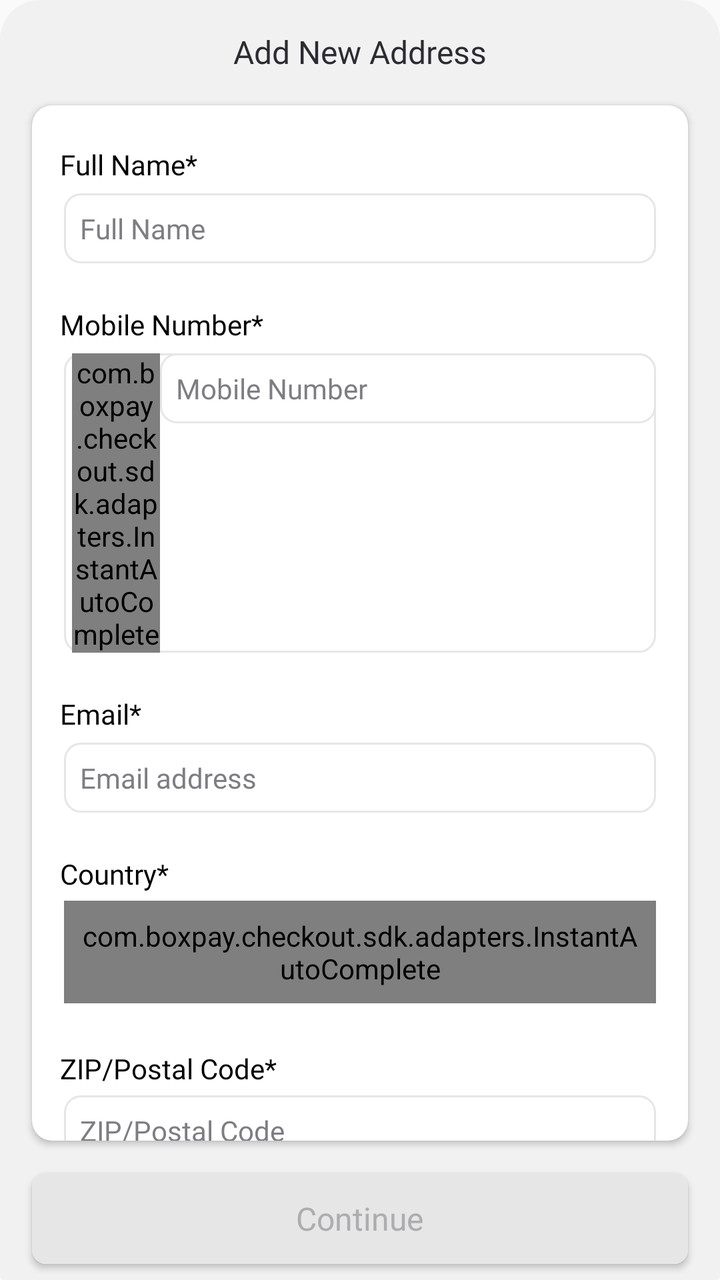
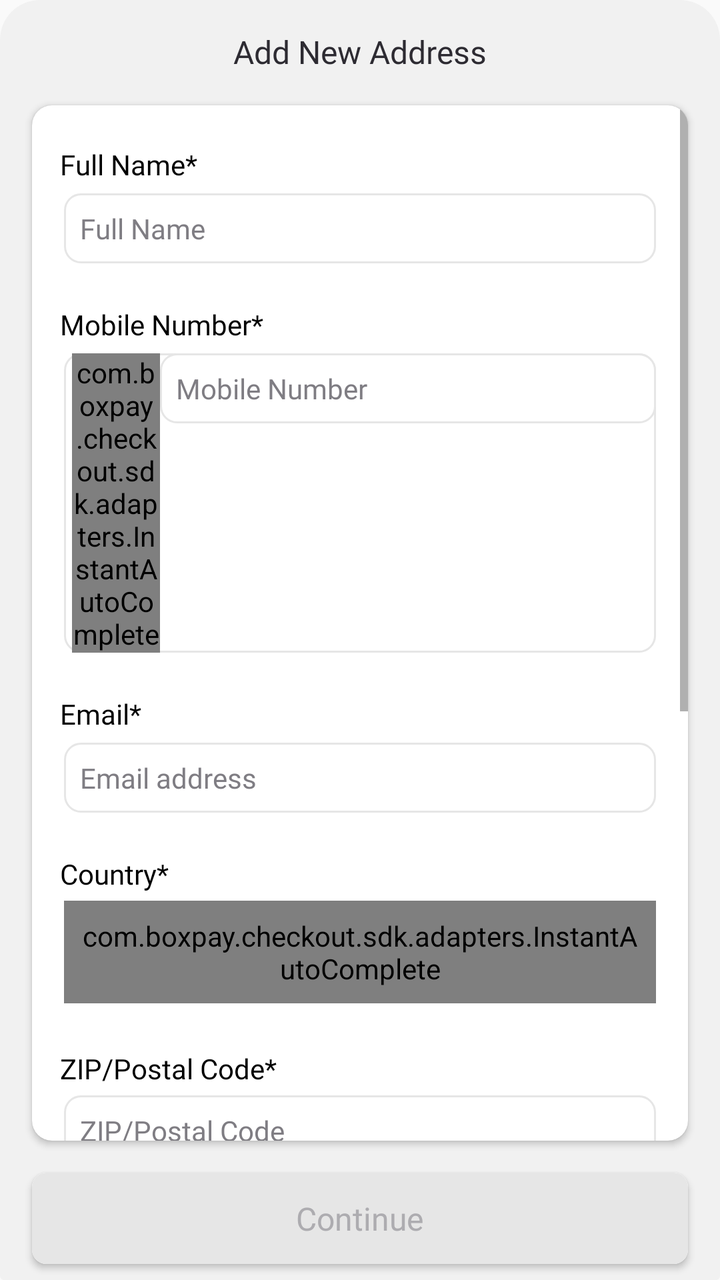

Compare the two renders of this Android layout. The source of the first and the diff that turns it into the second are given below.
<!-- AndroidManifest.xml: application theme AppTheme -->
<!-- res/layout/fragment_delivery_address_bottom_sheet.xml -->
<?xml version="1.0" encoding="utf-8"?>
<androidx.coordinatorlayout.widget.CoordinatorLayout xmlns:android="http://schemas.android.com/apk/res/android"
    xmlns:app="http://schemas.android.com/apk/res-auto"
    xmlns:tools="http://schemas.android.com/tools"
    android:layout_width="match_parent"
    android:layout_height="match_parent">

    <LinearLayout
        android:id="@+id/frameLayout1"
        android:layout_width="match_parent"
        android:layout_height="match_parent"
        android:orientation="vertical">


        <androidx.constraintlayout.widget.ConstraintLayout
            android:id="@+id/constraintLayout123"
            android:layout_width="match_parent"
            android:layout_height="match_parent"
            android:background="@drawable/bottom_sheet_bg">


            <TextView
                android:id="@+id/textView"
                android:layout_width="wrap_content"
                android:layout_height="wrap_content"
                android:layout_marginTop="15dp"
                android:fontFamily="@font/poppins_bold"
                android:text="Add New Address"
                android:textColor="#2D2B32"
                android:textSize="16sp"
                app:layout_constraintEnd_toEndOf="parent"
                app:layout_constraintStart_toStartOf="parent"
                app:layout_constraintTop_toTopOf="parent" />


            <LinearLayout
                android:id="@+id/backButton"
                android:layout_width="36dp"
                android:layout_height="36dp"
                android:layout_marginStart="16dp"
                android:layout_marginTop="10dp"
                android:gravity="center"
                android:orientation="vertical"
                app:layout_constraintStart_toStartOf="parent"
                app:layout_constraintTop_toTopOf="parent"
                android:visibility="gone">
                <ImageView
                    android:layout_width="match_parent"
                    android:layout_height="wrap_content"
                    android:src="@drawable/chevron_left" />
            </LinearLayout>


            <androidx.cardview.widget.CardView
                android:id="@+id/cardView"
                android:layout_width="match_parent"
                android:layout_height="match_parent"
                android:layout_marginStart="16dp"
                android:layout_marginTop="16dp"
                android:layout_marginEnd="16dp"
                android:layout_marginBottom="16dp"
                app:cardBackgroundColor="@android:color/white"
                app:cardCornerRadius="10dp"
                app:layout_constraintEnd_toEndOf="parent"
                app:layout_constraintStart_toStartOf="parent"
                app:layout_constraintTop_toBottomOf="@+id/textView"
                app:layout_constraintBottom_toTopOf="@id/proceedButton"
                app:layout_constrainedHeight="true">

                <androidx.core.widget.NestedScrollView
                    android:layout_width="match_parent"
                    android:layout_height="match_parent">


                    <androidx.constraintlayout.widget.ConstraintLayout
                        android:layout_width="match_parent"
                        android:layout_height="wrap_content"
                        android:animateLayoutChanges="true"
                        android:paddingStart="14dp"
                        android:paddingTop="20dp"
                        android:paddingEnd="14dp"
                        android:paddingBottom="30dp">

                        <LinearLayout
                            android:id="@id/fullNameLayout"
                            android:layout_width="match_parent"
                            android:layout_height="wrap_content"
                            android:orientation="vertical"
                            app:layout_constraintStart_toStartOf="parent"
                            app:layout_constraintTop_toTopOf="parent">

                        <TextView
                            android:id="@+id/fullNameTextView"
                            android:layout_width="wrap_content"
                            android:layout_height="wrap_content"
                            android:fontFamily="@font/poppins"
                            android:gravity="center_vertical"
                            android:lineSpacingExtra="-1sp"
                            android:text="Full Name*"
                            android:textColor="@android:color/black" />

                        <EditText
                            android:id="@+id/fullNameEditText"
                            android:layout_width="match_parent"
                            android:layout_height="wrap_content"
                            android:layout_marginTop="5dp"
                            android:layout_marginStart="2dp"
                            android:layout_marginEnd="2dp"
                            android:background="@drawable/edittext_bg"
                            android:fontFamily="@font/poppins"
                            android:gravity="center_vertical"
                            android:hint="Full Name"
                            android:inputType="text"
                            android:padding="8dp"
                            android:textColor="#000000"
                            android:textColorHint="#7F7D83"
                            android:textSize="14sp"
                            tools:ignore="TouchTargetSizeCheck" />

                        <TextView
                            android:id="@+id/fullNameErrorTex"
                            android:layout_width="wrap_content"
                            android:layout_height="wrap_content"
                            android:layout_marginTop="2dp"
                            android:fontFamily="@font/poppins"
                            android:gravity="center_vertical"
                            android:lineSpacingExtra="-1sp"
                            android:text="Required"
                            android:visibility="invisible"
                            android:textColor="#ffff4d4f" />
                        </LinearLayout>


                        <LinearLayout
                            android:id="@id/mobileNumberLayout"
                            android:layout_width="match_parent"
                            android:orientation="vertical"
                            android:layout_height="match_parent"
                            app:layout_constraintStart_toStartOf="parent"
                            app:layout_constraintTop_toBottomOf="@+id/fullNameLayout">
                            <TextView
                                android:id="@+id/mobileNumberTextView"
                                android:layout_width="wrap_content"
                                android:layout_height="wrap_content"
                                android:fontFamily="@font/poppins"
                                android:gravity="center_vertical"
                                android:lineSpacingExtra="-1sp"
                                android:text="Mobile Number*"
                                android:textColor="@android:color/black" />

                            <LinearLayout
                                android:id="@+id/mobileNumberLinearLayout"
                                android:layout_width="match_parent"
                                android:layout_height="wrap_content"
                                android:layout_marginTop="5dp"
                                android:layout_marginStart="2dp"
                                android:layout_marginEnd="2dp"
                                android:background="@drawable/edittext_bg">

                                <com.boxpay.checkout.sdk.adapters.InstantAutoComplete
                                    android:id="@+id/spinner_dial_codes"
                                    android:layout_width="44dp"
                                    android:layout_height="wrap_content"
                                    android:layout_gravity="center"
                                    android:layout_marginStart="4dp"
                                    android:background="#ffffffff"
                                    android:inputType="number"
                                    android:textSize="14sp"
                                    tools:ignore="TouchTargetSizeCheck" />

                                <EditText
                                    android:id="@+id/mobileNumberEditText"
                                    android:layout_width="match_parent"
                                    android:layout_height="wrap_content"
                                    android:background="@drawable/edittext_bg"
                                    android:fontFamily="@font/poppins"
                                    android:gravity="center_vertical"
                                    android:hint="Mobile Number"
                                    android:inputType="phone"
                                    android:padding="8dp"
                                    android:textColor="#000000"
                                    android:textColorHint="#7F7D83"
                                    android:textSize="14sp"
                                    tools:ignore="TouchTargetSizeCheck" />
                            </LinearLayout>

                            <TextView
                                android:id="@+id/mobileErrorText"
                                android:layout_width="wrap_content"
                                android:layout_height="wrap_content"
                                android:layout_marginTop="2dp"
                                android:fontFamily="@font/poppins"
                                android:gravity="center_vertical"
                                android:lineSpacingExtra="-1sp"
                                android:text="Mobile Number length is not correct"
                                android:visibility="invisible"
                                android:textColor="#ffff4d4f"/>

                        </LinearLayout>

                        <LinearLayout
                            android:id="@+id/emailLayout"
                            android:layout_width="match_parent"
                            android:orientation="vertical"
                            android:layout_height="match_parent"
                            app:layout_constraintStart_toStartOf="parent"
                            app:layout_constraintTop_toBottomOf="@+id/mobileNumberLayout" >

                            <TextView
                                android:id="@+id/emailTextView"
                                android:layout_width="wrap_content"
                                android:layout_height="wrap_content"
                                android:fontFamily="@font/poppins"
                                android:gravity="center_vertical"
                                android:lineSpacingExtra="-1sp"
                                android:text="Email*"
                                android:textColor="@android:color/black" />

                            <EditText
                                android:id="@+id/emailEditText"
                                android:layout_width="match_parent"
                                android:layout_height="wrap_content"
                                android:layout_marginTop="5dp"
                                android:background="@drawable/edittext_bg"
                                android:fontFamily="@font/poppins"
                                android:gravity="center_vertical"
                                android:layout_marginStart="2dp"
                                android:layout_marginEnd="2dp"
                                android:hint="Email address"
                                android:inputType="text"
                                android:padding="8dp"
                                android:textColor="#000000"
                                android:textColorHint="#7F7D83"
                                android:textSize="14sp"
                                tools:ignore="TouchTargetSizeCheck" />

                            <TextView
                                android:id="@+id/emailErrorText"
                                android:layout_width="wrap_content"
                                android:layout_height="wrap_content"
                                android:layout_marginTop="2dp"
                                android:fontFamily="@font/poppins"
                                android:gravity="center_vertical"
                                android:lineSpacingExtra="-1sp"
                                android:text="Invalid Email Id"
                                android:visibility="invisible"
                                android:textColor="#ffff4d4f" />
                        </LinearLayout>

                        <LinearLayout
                            android:id="@+id/addressLayout"
                            android:layout_width="match_parent"
                            android:layout_height="match_parent"
                            android:orientation="vertical"
                            android:textColor="@android:color/black"
                            app:layout_constraintStart_toStartOf="parent"
                            app:layout_constraintTop_toBottomOf="@+id/emailLayout" >
                            <TextView
                                android:id="@+id/countryTextView"
                                android:layout_width="wrap_content"
                                android:layout_height="wrap_content"
                                android:fontFamily="@font/poppins"
                                android:gravity="center_vertical"
                                android:lineSpacingExtra="-1sp"
                                android:text="Country*"
                                android:textColor="@android:color/black"/>

                            <com.boxpay.checkout.sdk.adapters.InstantAutoComplete
                                android:id="@+id/countryEditText"
                                android:layout_width="match_parent"
                                android:layout_height="wrap_content"
                                android:layout_marginTop="4dp"
                                android:background="@drawable/edittext_bg"
                                android:fontFamily="@font/poppins"
                                android:gravity="center_vertical"
                                android:layout_marginStart="2dp"
                                android:layout_marginEnd="2dp"
                                android:hint="Country"
                                android:inputType="text"
                                android:padding="8dp"
                                android:textColor="#000000"
                                android:textColorHint="#7F7D83"
                                android:textSize="14sp"
                                tools:ignore="TouchTargetSizeCheck" />

                            <TextView
                                android:id="@+id/countryErrorText"
                                android:layout_width="wrap_content"
                                android:layout_height="wrap_content"
                                android:layout_marginTop="2dp"
                                android:fontFamily="@font/poppins"
                                android:gravity="center_vertical"
                                android:lineSpacingExtra="-1sp"
                                android:text="Required"
                                android:visibility="invisible"
                                android:textColor="#ffff4d4f"/>

                            <TextView
                                android:id="@+id/postalCodeTextView"
                                android:layout_width="wrap_content"
                                android:layout_height="wrap_content"
                                android:layout_marginTop="2dp"
                                android:fontFamily="@font/poppins"
                                android:gravity="center_vertical"
                                android:lineSpacingExtra="-1sp"
                                android:text="ZIP/Postal Code*"
                                android:textColor="@android:color/black"/>

                            <EditText
                                android:id="@+id/postalCodeEditText"
                                android:layout_width="match_parent"
                                android:layout_height="wrap_content"
                                android:layout_marginTop="4dp"
                                android:background="@drawable/edittext_bg"
                                android:fontFamily="@font/poppins"
                                android:gravity="center_vertical"
                                android:layout_marginStart="2dp"
                                android:layout_marginEnd="2dp"
                                android:hint="ZIP/Postal Code"
                                android:inputType="number"
                                android:padding="8dp"
                                android:textColor="#000000"
                                android:textColorHint="#7F7D83"
                                android:textSize="14sp"
                                tools:ignore="TouchTargetSizeCheck" />

                            <TextView
                                android:id="@+id/postalCodeErrorText"
                                android:layout_width="wrap_content"
                                android:layout_height="wrap_content"
                                android:layout_marginTop="2dp"
                                android:fontFamily="@font/poppins"
                                android:gravity="center_vertical"
                                android:lineSpacingExtra="-1sp"
                                android:text="Invalid Postal Code"
                                android:visibility="invisible"
                                android:textColor="#ffff4d4f"/>


                            <TextView
                                android:id="@+id/stateTextView"
                                android:layout_width="wrap_content"
                                android:layout_height="wrap_content"
                                android:layout_marginTop="2dp"
                                android:fontFamily="@font/poppins"
                                android:gravity="center_vertical"
                                android:lineSpacingExtra="-1sp"
                                android:text="State*"
                                android:textColor="@android:color/black"/>
                            <EditText
                                android:id="@+id/stateEditText"
                                android:layout_width="match_parent"
                                android:layout_height="wrap_content"
                                android:layout_marginTop="4dp"
                                android:background="@drawable/edittext_bg"
                                android:fontFamily="@font/poppins"
                                android:gravity="center_vertical"
                                android:hint="State"
                                android:layout_marginStart="2dp"
                                android:layout_marginEnd="2dp"
                                android:inputType="text"
                                android:padding="8dp"
                                android:textColor="#000000"
                                android:textColorHint="#7F7D83"
                                android:textSize="14sp"
                                tools:ignore="TouchTargetSizeCheck" />

                            <TextView
                                android:id="@+id/stateErrorText"
                                android:layout_width="wrap_content"
                                android:layout_height="wrap_content"
                                android:layout_marginTop="2dp"
                                android:fontFamily="@font/poppins"
                                android:gravity="center_vertical"
                                android:lineSpacingExtra="-1sp"
                                android:text="Required"
                                android:visibility="invisible"
                                android:textColor="#ffff4d4f" />


                            <TextView
                                android:id="@+id/cityTextView"
                                android:layout_width="wrap_content"
                                android:layout_height="wrap_content"
                                android:layout_marginTop="2dp"
                                android:fontFamily="@font/poppins"
                                android:gravity="center_vertical"
                                android:lineSpacingExtra="-1sp"
                                android:text="City*"
                                android:textColor="@android:color/black"/>

                            <EditText
                                android:id="@+id/cityEditText"
                                android:layout_width="match_parent"
                                android:layout_height="wrap_content"
                                android:layout_marginTop="4dp"
                                android:background="@drawable/edittext_bg"
                                android:fontFamily="@font/poppins"
                                android:gravity="center_vertical"
                                android:hint="City"
                                android:layout_marginStart="2dp"
                                android:layout_marginEnd="2dp"
                                android:inputType="text"
                                android:padding="8dp"
                                android:textColor="#000000"
                                android:textColorHint="#7F7D83"
                                android:textSize="14sp"
                                tools:ignore="TouchTargetSizeCheck" />

                            <TextView
                                android:id="@+id/cityErrortext"
                                android:layout_width="wrap_content"
                                android:layout_height="wrap_content"
                                android:layout_marginTop="2dp"
                                android:fontFamily="@font/poppins"
                                android:gravity="center_vertical"
                                android:lineSpacingExtra="-1sp"
                                android:text="Required"
                                android:visibility="invisible"
                                android:textColor="#ffff4d4f" />

                            <TextView
                                android:id="@+id/addressTextView"
                                android:layout_width="wrap_content"
                                android:layout_height="wrap_content"
                                android:layout_marginTop="2dp"
                                android:fontFamily="@font/poppins"
                                android:gravity="center_vertical"
                                android:lineSpacingExtra="-1sp"
                                android:text="House number, Apartment *"
                                android:textColor="@android:color/black"/>

                            <EditText
                                android:id="@+id/addressEditText1"
                                android:layout_width="match_parent"
                                android:layout_height="wrap_content"
                                android:layout_marginTop="4dp"
                                android:background="@drawable/edittext_bg"
                                android:fontFamily="@font/poppins"
                                android:gravity="center_vertical"
                                android:hint="House number, Apartment "
                                android:inputType="text"
                                android:layout_marginStart="2dp"
                                android:layout_marginEnd="2dp"
                                android:padding="8dp"
                                android:textColor="#000000"
                                android:textColorHint="#7F7D83"
                                android:textSize="14sp"
                                tools:ignore="TouchTargetSizeCheck" />

                            <TextView
                                android:id="@+id/address1ErrorText"
                                android:layout_width="wrap_content"
                                android:layout_height="wrap_content"
                                android:layout_marginTop="2dp"
                                android:fontFamily="@font/poppins"
                                android:gravity="center_vertical"
                                android:lineSpacingExtra="-1sp"
                                android:text="Required"
                                android:visibility="invisible"
                                android:textColor="#ffff4d4f" />

                            <LinearLayout
                                android:layout_width="match_parent"
                                android:layout_height="match_parent"
                                android:layout_marginTop="2dp"
                                android:orientation="horizontal">
                                <TextView
                                    android:id="@+id/addressTextView2"
                                    android:layout_width="wrap_content"
                                    android:layout_height="wrap_content"
                                    android:fontFamily="@font/poppins"
                                    android:gravity="center_vertical"
                                    android:lineSpacingExtra="-1sp"
                                    android:text="Area, Colony, Street, Sector "
                                    android:textColor="@android:color/black" />

                                <TextView
                                    android:id="@+id/addressTextViewOptional2"
                                    android:layout_width="wrap_content"
                                    android:layout_height="wrap_content"
                                    android:fontFamily="@font/poppins"
                                    android:gravity="center_vertical"
                                    android:lineSpacingExtra="-1sp"
                                    android:text="(optional)"
                                    android:textColor="#80323232" />
                            </LinearLayout>

                            <EditText
                                android:id="@+id/addressEditText2"
                                android:layout_width="match_parent"
                                android:layout_height="wrap_content"
                                android:layout_marginTop="4dp"
                                android:background="@drawable/edittext_bg"
                                android:fontFamily="@font/poppins"
                                android:gravity="center_vertical"
                                android:hint="Area, Colony, Street, Sector"
                                android:inputType="text"
                                android:padding="8dp"
                                android:layout_marginStart="2dp"
                                android:layout_marginEnd="2dp"
                                android:textColor="#000000"
                                android:textColorHint="#7F7D83"
                                android:textSize="14sp"
                                tools:ignore="TouchTargetSizeCheck" />
                        </LinearLayout>

                    </androidx.constraintlayout.widget.ConstraintLayout>
                </androidx.core.widget.NestedScrollView>
            </androidx.cardview.widget.CardView>


            <androidx.cardview.widget.CardView
                android:id="@+id/proceedButton"
                android:layout_width="match_parent"
                android:layout_height="wrap_content"
                android:layout_marginStart="16dp"
                android:layout_marginTop="20dp"
                android:layout_marginEnd="16dp"
                android:layout_marginBottom="8dp"
                android:clickable="true"
                app:cardCornerRadius="7dp"
                app:layout_constraintBottom_toBottomOf="parent"
                app:layout_constraintEnd_toEndOf="parent"
                app:layout_constraintStart_toStartOf="parent">

                <RelativeLayout
                    android:id="@+id/proceedButtonRelativeLayout"
                    android:layout_width="match_parent"
                    android:layout_height="wrap_content"
                    android:background="@drawable/disable_button_bg"
                    android:padding="12dp">

                    <ProgressBar
                        android:id="@+id/progressBar"
                        android:layout_width="15dp"
                        android:layout_height="15dp"
                        android:layout_centerInParent="true"
                        android:indeterminateDrawable="@drawable/loader_01"
                        android:rotation="90"
                        android:visibility="gone" />

                    <TextView
                        android:id="@+id/textView6"
                        android:layout_width="wrap_content"
                        android:layout_height="wrap_content"
                        android:layout_centerInParent="true"
                        android:fontFamily="@font/poppins_semibold"
                        android:text="Continue"
                        android:textColor="#ADACB0"
                        android:textSize="16sp" />

                </RelativeLayout>
            </androidx.cardview.widget.CardView>

        </androidx.constraintlayout.widget.ConstraintLayout>

</LinearLayout></androidx.coordinatorlayout.widget.CoordinatorLayout>
<!-- resources referenced by this layout -->
<resources>
  <!-- drawable bottom_sheet_bg (drawable) -->
  <?xml version="1.0" encoding="utf-8"?>
  <shape xmlns:android="http://schemas.android.com/apk/res/android">
      <solid android:color="#F1F1F1"/>
      <corners android:topLeftRadius="20dp"
          android:topRightRadius="20dp"
          android:bottomLeftRadius="2dp"
          android:bottomRightRadius="2dp"/>
  </shape>
  <!-- drawable chevron_left (drawable) -->
  <vector xmlns:android="http://schemas.android.com/apk/res/android"
      android:width="24dp"
      android:height="24dp"
      android:viewportWidth="24"
      android:viewportHeight="24">
    <path
        android:pathData="M15,17L10,12L15,7"
        android:strokeLineJoin="round"
        android:strokeWidth="2"
        android:fillColor="#00000000"
        android:strokeColor="#2D2B32"
        android:strokeLineCap="round"/>
  </vector>
  <!-- drawable disable_button_bg (drawable) -->
  <?xml version="1.0" encoding="utf-8"?>
  <shape xmlns:android="http://schemas.android.com/apk/res/android">
      <solid android:color="#E6E6E6"/>
      <corners android:radius="7dp"/>
  </shape>
  <!-- drawable edittext_bg (drawable) -->
  <?xml version="1.0" encoding="utf-8"?>
  <shape xmlns:android="http://schemas.android.com/apk/res/android">
      <solid android:color="#FFFFFF"/>
      <corners android:radius="8dp"/>
      <stroke android:color="#E6E6E6" android:width="1dp"/>
  
  </shape>
  <!-- drawable loader_01 (drawable) -->
  <vector xmlns:android="http://schemas.android.com/apk/res/android"
      android:width="20dp"
      android:height="20dp"
      android:viewportWidth="20"
      android:viewportHeight="20">
    <path
        android:pathData="M10,5.929V2.5M10,17.5V14.071M14.071,10H17.5M2.5,10H5.929M12.879,7.121L15.304,4.697M4.696,15.303L7.121,12.879M12.879,12.879L15.304,15.303M4.696,4.697L7.121,7.121"
        android:strokeLineJoin="round"
        android:strokeWidth="2"
        android:fillColor="#00000000"
        android:strokeColor="#ffffff"
        android:strokeLineCap="round"/>
  </vector>
  <style name="AppTheme" parent="Theme.AppCompat.Light.NoActionBar" />
</resources>

<!-- the commit's change to res/layout/fragment_delivery_address_bottom_sheet.xml (unified diff, before → after) -->
@@ -69,7 +69,9 @@
 
                 <androidx.core.widget.NestedScrollView
                     android:layout_width="match_parent"
-                    android:layout_height="match_parent">
+                    android:layout_height="match_parent"
+                    android:scrollbars="vertical"
+                    android:fadeScrollbars="false">
 
 
                     <androidx.constraintlayout.widget.ConstraintLayout
